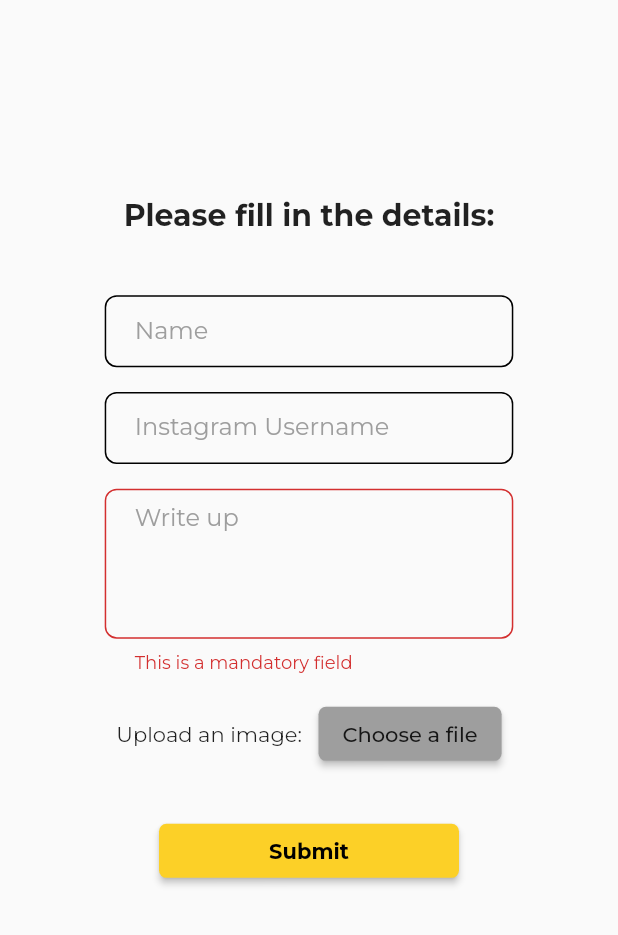
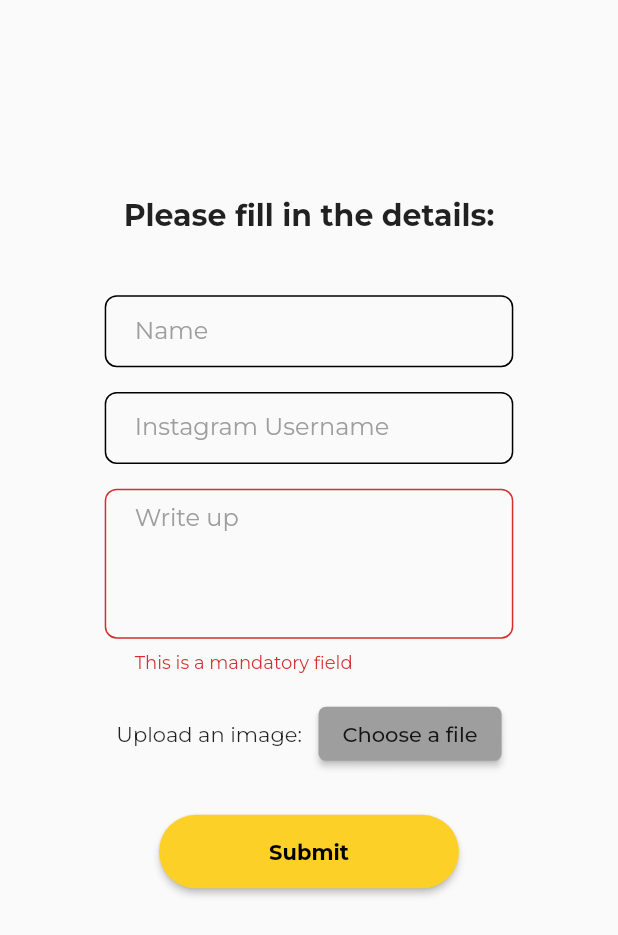
Before and after one commit to rish07/huesofthemind, a Flutter app: the SubmitPost widget shown alone on an empty page, opened directly, on a phone screen of 412 x 824 dp. Shown: the top 935 px of the screen. Run offline on Flutter 3.47's test engine with Material 2 defaults, Android fonts, the phone set to English and light mode, and no system bars; drawn by our look-alikes of auto_size_text; our stand-ins replace carousel_slider, cloud_firestore, flutter_spinkit, modal_progress_hud; missing offline and left inert: dart:html, firebase, universal_html; accounts and stored records are empty; network calls fail.

```diff
--- a/lib/screens/about_us.dart
+++ b/lib/screens/about_us.dart
@@ -73,7 +73,7 @@ class _AboutUsState extends State<AboutUs> {
                   ),
                 ),
                 Text(
-                  'Meet the Team  ',
+                  'Meet the Team ',
                   style: TextStyle(
                     fontSize: ResponsiveWidget.isLargeScreen(context) ? 24 : 16,
                     fontWeight: FontWeight.bold,
--- a/lib/screens/landing_page.dart
+++ b/lib/screens/landing_page.dart
@@ -3,6 +3,7 @@ import 'dart:convert';
 import 'package:flutter/material.dart';
 import 'package:http/http.dart' as http;
 import 'package:hues/screens/about_us.dart';
+import 'package:hues/screens/outreach.dart';
 import 'package:hues/screens/post_page.dart';
 import 'package:hues/screens/submit_post.dart';
 import 'package:hues/utilities/hand_cursor.dart';
@@ -29,6 +30,7 @@ class _LandingPageState extends State<LandingPage> {
     PostPage(),
     AboutUs(),
     SubmitPost(),
+    Outreach(),
   ];
 
   String temp;
--- a/lib/screens/submit_post.dart
+++ b/lib/screens/submit_post.dart
@@ -10,9 +10,9 @@ import 'package:flutter/cupertino.dart';
 import 'package:flutter/material.dart';
 import 'package:flutter/rendering.dart';
 import 'package:http/http.dart' as http;
-import 'package:hues/utilities/constants.dart';
 import 'package:hues/utilities/hand_cursor.dart';
 import 'package:hues/utilities/responsive_widget.dart';
+import 'package:hues/widgets/custom_button.dart';
 import 'package:modal_progress_hud/modal_progress_hud.dart';
 import 'package:universal_html/html.dart' as html;
 
@@ -289,26 +289,13 @@ class _SubmitPostState extends State<SubmitPost> {
                     SizedBox(
                       height: 30,
                     ),
-                    Flexible(
-                      child: HandCursor(
-                        child: MaterialButton(
-                          minWidth: 200,
-                          shape: RoundedRectangleBorder(
-                            borderRadius: BorderRadius.circular(5),
-                          ),
-                          child: Text(
-                            'Submit',
-                            style: TextStyle(
-                                fontWeight: FontWeight.bold,
-                                color: Colors.black),
-                          ),
-                          color: yellowColor,
+                    customButton(
+                      title: 'Submit',
                       onPressed: () async {
                         setState(() {
                           isUploading = true;
                         });
-                            await uploadImageFile(imageFile,
-                                imageName: userName);
+                        await uploadImageFile(imageFile, imageName: userName);
                         // await postDbRef.add({
                         //   'name': userName,
                         //   'insta': userInsta,
@@ -316,8 +303,7 @@ class _SubmitPostState extends State<SubmitPost> {
                         //   'imageUrl': imageUrl,
                         // });
                         await sendEmail();
-                            if (_formKey.currentState.validate() &&
-                                imageExists) {
+                        if (_formKey.currentState.validate() && imageExists) {
                           _writeController.clear();
                           _instaController.clear();
                           _nameController.clear();
@@ -341,8 +327,6 @@ class _SubmitPostState extends State<SubmitPost> {
                         }
                       },
                     ),
-                      ),
-                    )
                   ],
                 ),
               ),
--- /dev/null
+++ b/lib/widgets/custom_button.dart
@@ -0,0 +1,23 @@
+import 'package:flutter/material.dart';
+import 'package:hues/utilities/constants.dart';
+import 'package:hues/utilities/hand_cursor.dart';
+
+Flexible customButton({String title, Function onPressed}) {
+  return Flexible(
+    child: HandCursor(
+      child: MaterialButton(
+        padding: EdgeInsets.all(16),
+        minWidth: 200,
+        shape: RoundedRectangleBorder(
+          borderRadius: BorderRadius.circular(32),
+        ),
+        child: Text(
+          title,
+          style: TextStyle(fontWeight: FontWeight.bold, color: Colors.black),
+        ),
+        color: yellowColor,
+        onPressed: onPressed,
+      ),
+    ),
+  );
+}
```
Also changed, not shown: lib/screens/outreach.dart (added, +75 -0 lines), 1 other file. Lines whose indentation alone changed are shown as unchanged.
